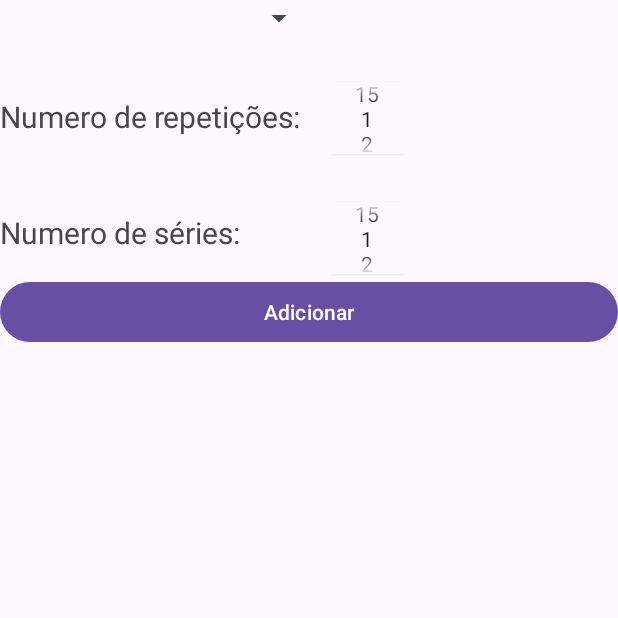
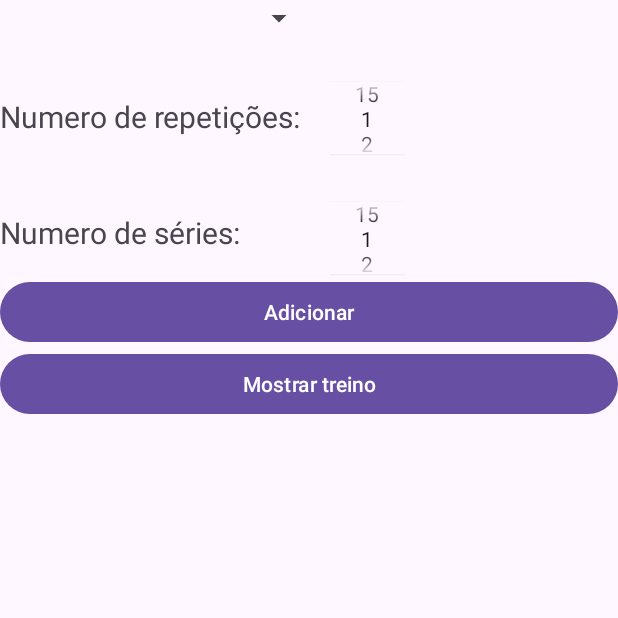
Before and after one commit to TiagoRodriguesMattar/TrainingNutritionApp, an Android app: the TreinoPersonalizadoActivity screen opened directly, with no data from a screen before it, on a phone screen of 412 x 824 dp, the top half of it. Run offline under Robolectric (Android 15) with nearby library versions, the phone set to English and light mode, and no system bars.

Commit message:
Treino personalizado V2 -- Botao mostrar treino adicionado e funcionando

```diff
--- /dev/null
+++ b/app/src/main/java/com/example/myapplication/RecyclerViewItemDecor.java
@@ -0,0 +1,22 @@
+package com.example.myapplication;
+
+import android.graphics.Rect;
+import android.view.View;
+
+import androidx.annotation.NonNull;
+import androidx.recyclerview.widget.RecyclerView;
+
+public class RecyclerViewItemDecor extends RecyclerView.ItemDecoration{
+
+    private final int verticalSpace;
+
+    public RecyclerViewItemDecor(int verticalSpace) {
+        this.verticalSpace = verticalSpace;
+    }
+
+    @Override
+    public void getItemOffsets(@NonNull Rect outRect, @NonNull View view, @NonNull RecyclerView parent, @NonNull RecyclerView.State state) {
+        outRect.bottom = verticalSpace;
+
+    }
+}
--- /dev/null
+++ b/app/src/main/java/com/example/myapplication/TreinoPersoRVAdapter.java
@@ -0,0 +1,55 @@
+package com.example.myapplication;
+
+import android.content.Context;
+import android.view.LayoutInflater;
+import android.view.View;
+import android.view.ViewGroup;
+import android.widget.ImageView;
+import android.widget.TextView;
+
+import androidx.annotation.NonNull;
+import androidx.recyclerview.widget.RecyclerView;
+
+import java.util.ArrayList;
+
+public class TreinoPersoRVAdapter extends RecyclerView.Adapter<TreinoPersoRVAdapter.ViewHolder>{
+
+    private ArrayList<TreinosPersonalizadosArray> Treino;
+    private Context context;
+
+    public TreinoPersoRVAdapter(ArrayList<TreinosPersonalizadosArray> treino, Context context) {
+        this.Treino = treino;
+        this.context = context;
+    }
+
+    @NonNull
+    @Override
+    public TreinoPersoRVAdapter.ViewHolder onCreateViewHolder(@NonNull ViewGroup parent, int viewType) {
+        View view = LayoutInflater.from(parent.getContext()).inflate(R.layout.treino_personalizado_item,parent,false);
+        return new TreinoPersoRVAdapter.ViewHolder(view);
+    }
+
+    @Override
+    public void onBindViewHolder(@NonNull TreinoPersoRVAdapter.ViewHolder holder, int position) {
+        TreinosPersonalizadosArray treinos = Treino.get(position);
+        holder.Nome.setText(treinos.getExercicio());
+        holder.numSerie.setText(treinos.getSeries());
+        holder.numRepet.setText(treinos.getRepeticoes());
+    }
+
+    @Override
+    public int getItemCount() {
+        return Treino.size();
+    }
+
+    public static class ViewHolder extends RecyclerView.ViewHolder {
+        private TextView Nome,numSerie,numRepet;
+        public ViewHolder(@NonNull View itemView) {
+            super(itemView);
+            Nome = itemView.findViewById(R.id.NomeEx);
+            numSerie = itemView.findViewById(R.id.NumSeries);
+            numRepet = itemView.findViewById(R.id.NumRepet);
+        }
+    }
+
+}
--- a/app/src/main/java/com/example/myapplication/TreinoPersonalizadoActivity.java
+++ b/app/src/main/java/com/example/myapplication/TreinoPersonalizadoActivity.java
@@ -1,6 +1,8 @@
 package com.example.myapplication;
 
 import androidx.appcompat.app.AppCompatActivity;
+import androidx.recyclerview.widget.LinearLayoutManager;
+import androidx.recyclerview.widget.RecyclerView;
 
 import android.os.Bundle;
 import android.util.Log;
@@ -16,6 +18,9 @@ import java.util.ArrayList;
 
 
 public class TreinoPersonalizadoActivity extends AppCompatActivity{
+
+    private RecyclerView TreinoRV;
+    private TreinoPersoRVAdapter treinoPersoRVAdapter;
     private NumberPicker numberPickerNumber_repet;
     private NumberPicker numberPickerNumber_series;
     private String itemSelecionado;
@@ -35,6 +40,13 @@ public class TreinoPersonalizadoActivity extends AppCompatActivity{
 
         arrayTreinos = new ArrayList<>();
 
+        TreinoRV = findViewById(R.id.treinoRV);
+        treinoPersoRVAdapter = new TreinoPersoRVAdapter(arrayTreinos,this);
+        TreinoRV.setLayoutManager(new LinearLayoutManager(this));
+        TreinoRV.setAdapter(treinoPersoRVAdapter);
+
+        RecyclerViewItemDecor itemDecor = new RecyclerViewItemDecor(1);
+        TreinoRV.addItemDecoration(itemDecor);
         ArrayAdapter<CharSequence> adapter = ArrayAdapter.createFromResource(this, R.array.opcoes_array, android.R.layout.simple_spinner_item);
         adapter.setDropDownViewResource(android.R.layout.simple_spinner_dropdown_item);
         spinner.setAdapter(adapter);
@@ -49,6 +61,7 @@ public class TreinoPersonalizadoActivity extends AppCompatActivity{
                 Log.d("CREATION","Exercicio: " + itemSelecionado);
                 try{
                     arrayTreinos.add(new TreinosPersonalizadosArray(itemSelecionado,valorNumberPickerSeries,valorNumberPickerRepet));
+
                 }
                 catch(Exception e){
                     Log.d("CREATION","Erro: " + e);
@@ -57,6 +70,15 @@ public class TreinoPersonalizadoActivity extends AppCompatActivity{
                 Log.d("CREATION","Exercicio: " + arrayTreinos.get(0).getExercicio());
             }
         });
+
+        Button showTreino = findViewById(R.id.showTreino);
+
+        showTreino.setOnClickListener((new View.OnClickListener() {
+            @Override
+            public void onClick(View v) {
+                treinoPersoRVAdapter.notifyDataSetChanged();
+            }
+        }));
         spinner.setOnItemSelectedListener(new AdapterView.OnItemSelectedListener() {
             @Override
             public void onItemSelected(AdapterView<?> parent, View view, int position, long id) {
--- a/app/src/main/res/layout/activity_treino_personalizado.xml
+++ b/app/src/main/res/layout/activity_treino_personalizado.xml
@@ -3,7 +3,7 @@
     xmlns:app="http://schemas.android.com/apk/res-auto"
     xmlns:tools="http://schemas.android.com/tools"
     android:layout_width="match_parent"
-    android:layout_height="match_parent"
+    android:layout_height="wrap_content"
     tools:context=".TreinoPersonalizadoActivity">
 
 
@@ -56,5 +56,28 @@
         android:text="Adicionar">
 
     </Button>
+    <Button
+        android:id="@+id/showTreino"
+        android:layout_width="match_parent"
+        android:layout_height="wrap_content"
+        android:layout_below="@+id/buttonAdd"
+        android:text="Mostrar treino">
+
+    </Button>
+<LinearLayout
+    xmlns:android="http://schemas.android.com/apk/res/android"
+    android:layout_width="match_parent"
+    android:layout_height="wrap_content"
+    android:layout_below="@+id/showTreino"
+    android:paddingTop="4dp"
+    android:paddingBottom="4dp"
+>
+    <androidx.recyclerview.widget.RecyclerView
+        android:id="@+id/treinoRV"
+        android:layout_width="match_parent"
+        android:layout_height="wrap_content"
+        ></androidx.recyclerview.widget.RecyclerView>
+
+</LinearLayout>
 
 </RelativeLayout>
```
Also changed, not shown: app/src/main/java/com/example/myapplication/TreinosPersonalizadosArray.java (+7 -4 lines), app/src/main/res/layout/treino_personalizado_item.xml (added, +45 -0 lines).
